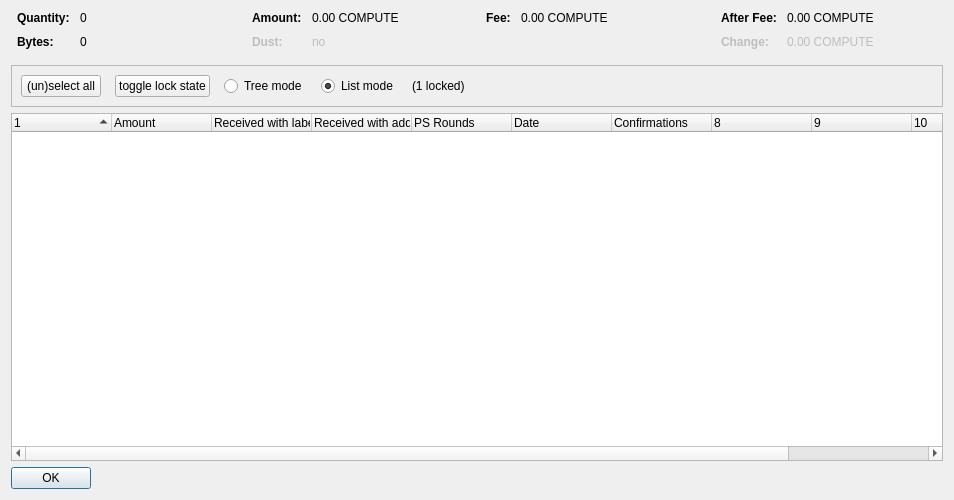
This is src/qt/forms/coincontroldialog.ui in minblock/compute as Qt 5 draws it before an edit. The edited form follows.
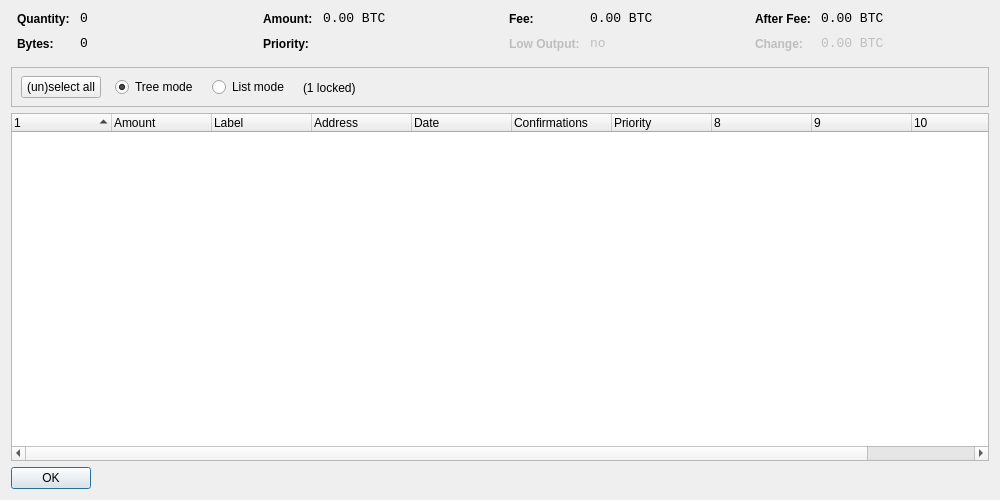
This is the edited form. Custom widgets are drawn as their Qt base class.

What changed in the file:
```diff
--- a/src/qt/forms/coincontroldialog.ui
+++ b/src/qt/forms/coincontroldialog.ui
@@ -6,7 +6,7 @@
    <rect>
     <x>0</x>
     <y>0</y>
-    <width>954</width>
+    <width>1000</width>
     <height>500</height>
    </rect>
   </property>
@@ -38,11 +38,8 @@
        </property>
        <item row="0" column="0">
         <widget class="QLabel" name="labelCoinControlQuantityText">
-         <property name="font">
-          <font>
-           <weight>75</weight>
-           <bold>true</bold>
-          </font>
+         <property name="styleSheet">
+          <string notr="true">font-weight:bold;</string>
          </property>
          <property name="text">
           <string>Quantity:</string>
@@ -51,6 +48,12 @@
        </item>
        <item row="0" column="1">
         <widget class="QLabel" name="labelCoinControlQuantity">
+         <property name="font">
+          <font>
+           <family>Monospace</family>
+           <pointsize>10</pointsize>
+          </font>
+         </property>
          <property name="cursor">
           <cursorShape>IBeamCursor</cursorShape>
          </property>
@@ -67,11 +70,8 @@
        </item>
        <item row="1" column="0">
         <widget class="QLabel" name="labelCoinControlBytesText">
-         <property name="font">
-          <font>
-           <weight>75</weight>
-           <bold>true</bold>
-          </font>
+         <property name="styleSheet">
+          <string notr="true">font-weight:bold;</string>
          </property>
          <property name="text">
           <string>Bytes:</string>
@@ -80,6 +80,12 @@
        </item>
        <item row="1" column="1">
         <widget class="QLabel" name="labelCoinControlBytes">
+         <property name="font">
+          <font>
+           <family>Monospace</family>
+           <pointsize>10</pointsize>
+          </font>
+         </property>
          <property name="cursor">
           <cursorShape>IBeamCursor</cursorShape>
          </property>
@@ -112,11 +118,8 @@
        </property>
        <item row="0" column="0">
         <widget class="QLabel" name="labelCoinControlAmountText">
-         <property name="font">
-          <font>
-           <weight>75</weight>
-           <bold>true</bold>
-          </font>
+         <property name="styleSheet">
+          <string notr="true">font-weight:bold;</string>
          </property>
          <property name="text">
           <string>Amount:</string>
@@ -125,6 +128,12 @@
        </item>
        <item row="0" column="1">
         <widget class="QLabel" name="labelCoinControlAmount">
+         <property name="font">
+          <font>
+           <family>Monospace</family>
+           <pointsize>10</pointsize>
+          </font>
+         </property>
          <property name="cursor">
           <cursorShape>IBeamCursor</cursorShape>
          </property>
@@ -132,7 +141,7 @@
           <enum>Qt::ActionsContextMenu</enum>
          </property>
          <property name="text">
-          <string notr="true">0.00 COMPUTE</string>
+          <string notr="true">0.00 BTC</string>
          </property>
          <property name="textInteractionFlags">
           <set>Qt::LinksAccessibleByMouse|Qt::TextSelectableByKeyboard|Qt::TextSelectableByMouse</set>
@@ -140,25 +149,22 @@
         </widget>
        </item>
        <item row="1" column="0">
-        <widget class="QLabel" name="labelCoinControlLowOutputText">
-         <property name="enabled">
-          <bool>false</bool>
-         </property>
-         <property name="font">
-          <font>
-           <weight>75</weight>
-           <bold>true</bold>
-          </font>
+        <widget class="QLabel" name="labelCoinControlPriorityText">
+         <property name="styleSheet">
+          <string notr="true">font-weight:bold;</string>
          </property>
          <property name="text">
-          <string>Dust:</string>
+          <string>Priority:</string>
          </property>
         </widget>
        </item>
        <item row="1" column="1">
-        <widget class="QLabel" name="labelCoinControlLowOutput">
-         <property name="enabled">
-          <bool>false</bool>
+        <widget class="QLabel" name="labelCoinControlPriority">
+         <property name="font">
+          <font>
+           <family>Monospace</family>
+           <pointsize>10</pointsize>
+          </font>
          </property>
          <property name="cursor">
           <cursorShape>IBeamCursor</cursorShape>
@@ -167,7 +173,7 @@
           <enum>Qt::ActionsContextMenu</enum>
          </property>
          <property name="text">
-          <string notr="true">no</string>
+          <string/>
          </property>
          <property name="textInteractionFlags">
           <set>Qt::LinksAccessibleByMouse|Qt::TextSelectableByKeyboard|Qt::TextSelectableByMouse</set>
@@ -192,11 +198,8 @@
        </property>
        <item row="0" column="0">
         <widget class="QLabel" name="labelCoinControlFeeText">
-         <property name="font">
-          <font>
-           <weight>75</weight>
-           <bold>true</bold>
-          </font>
+         <property name="styleSheet">
+          <string notr="true">font-weight:bold;</string>
          </property>
          <property name="text">
           <string>Fee:</string>
@@ -205,6 +208,12 @@
        </item>
        <item row="0" column="1">
         <widget class="QLabel" name="labelCoinControlFee">
+         <property name="font">
+          <font>
+           <family>Monospace</family>
+           <pointsize>10</pointsize>
+          </font>
+         </property>
          <property name="cursor">
           <cursorShape>IBeamCursor</cursorShape>
          </property>
@@ -212,7 +221,45 @@
           <enum>Qt::ActionsContextMenu</enum>
          </property>
          <property name="text">
-          <string notr="true">0.00 COMPUTE</string>
+          <string notr="true">0.00 BTC</string>
+         </property>
+         <property name="textInteractionFlags">
+          <set>Qt::LinksAccessibleByMouse|Qt::TextSelectableByKeyboard|Qt::TextSelectableByMouse</set>
+         </property>
+        </widget>
+       </item>
+       <item row="1" column="0">
+        <widget class="QLabel" name="labelCoinControlLowOutputText">
+         <property name="enabled">
+          <bool>false</bool>
+         </property>
+         <property name="styleSheet">
+          <string notr="true">font-weight:bold;</string>
+         </property>
+         <property name="text">
+          <string>Low Output:</string>
+         </property>
+        </widget>
+       </item>
+       <item row="1" column="1">
+        <widget class="QLabel" name="labelCoinControlLowOutput">
+         <property name="enabled">
+          <bool>false</bool>
+         </property>
+         <property name="font">
+          <font>
+           <family>Monospace</family>
+           <pointsize>10</pointsize>
+          </font>
+         </property>
+         <property name="cursor">
+          <cursorShape>IBeamCursor</cursorShape>
+         </property>
+         <property name="contextMenuPolicy">
+          <enum>Qt::ActionsContextMenu</enum>
+         </property>
+         <property name="text">
+          <string>no</string>
          </property>
          <property name="textInteractionFlags">
           <set>Qt::LinksAccessibleByMouse|Qt::TextSelectableByKeyboard|Qt::TextSelectableByMouse</set>
@@ -237,11 +284,8 @@
        </property>
        <item row="0" column="0">
         <widget class="QLabel" name="labelCoinControlAfterFeeText">
-         <property name="font">
-          <font>
-           <weight>75</weight>
-           <bold>true</bold>
-          </font>
+         <property name="styleSheet">
+          <string notr="true">font-weight:bold;</string>
          </property>
          <property name="text">
           <string>After Fee:</string>
@@ -250,6 +294,12 @@
        </item>
        <item row="0" column="1">
         <widget class="QLabel" name="labelCoinControlAfterFee">
+         <property name="font">
+          <font>
+           <family>Monospace</family>
+           <pointsize>10</pointsize>
+          </font>
+         </property>
          <property name="cursor">
           <cursorShape>IBeamCursor</cursorShape>
          </property>
@@ -257,7 +307,7 @@
           <enum>Qt::ActionsContextMenu</enum>
          </property>
          <property name="text">
-          <string notr="true">0.00 COMPUTE</string>
+          <string notr="true">0.00 BTC</string>
          </property>
          <property name="textInteractionFlags">
           <set>Qt::LinksAccessibleByMouse|Qt::TextSelectableByKeyboard|Qt::TextSelectableByMouse</set>
@@ -269,11 +319,8 @@
          <property name="enabled">
           <bool>false</bool>
          </property>
-         <property name="font">
-          <font>
-           <weight>75</weight>
-           <bold>true</bold>
-          </font>
+         <property name="styleSheet">
+          <string notr="true">font-weight:bold;</string>
          </property>
          <property name="text">
           <string>Change:</string>
@@ -285,6 +332,12 @@
          <property name="enabled">
           <bool>false</bool>
          </property>
+         <property name="font">
+          <font>
+           <family>Monospace</family>
+           <pointsize>10</pointsize>
+          </font>
+         </property>
          <property name="cursor">
           <cursorShape>IBeamCursor</cursorShape>
          </property>
@@ -292,7 +345,7 @@
           <enum>Qt::ActionsContextMenu</enum>
          </property>
          <property name="text">
-          <string notr="true">0.00 COMPUTE</string>
+          <string notr="true">0.00 BTC</string>
          </property>
          <property name="textInteractionFlags">
           <set>Qt::LinksAccessibleByMouse|Qt::TextSelectableByKeyboard|Qt::TextSelectableByMouse</set>
@@ -317,9 +370,16 @@
      <property name="frameShadow">
       <enum>QFrame::Sunken</enum>
      </property>
-     <layout class="QHBoxLayout" name="horizontalLayout">
-      <item>
-       <layout class="QHBoxLayout" name="horizontalLayoutPanel" stretch="0,0,0,0,0,0">
+     <widget class="QWidget" name="horizontalLayoutWidget">
+      <property name="geometry">
+       <rect>
+        <x>10</x>
+        <y>0</y>
+        <width>781</width>
+        <height>41</height>
+       </rect>
+      </property>
+      <layout class="QHBoxLayout" name="horizontalLayoutPanel" stretch="0,0,0,0,0">
         <property name="spacing">
          <number>14</number>
         </property>
@@ -334,25 +394,6 @@
           <property name="text">
            <string>(un)select all</string>
           </property>
-          <property name="autoDefault">
-           <bool>false</bool>
-          </property>
-         </widget>
-        </item>
-        <item>
-         <widget class="QPushButton" name="pushButtonToggleLock">
-          <property name="sizePolicy">
-           <sizepolicy hsizetype="Maximum" vsizetype="Fixed">
-            <horstretch>0</horstretch>
-            <verstretch>0</verstretch>
-           </sizepolicy>
-          </property>
-          <property name="text">
-           <string>toggle lock state</string>
-          </property>
-          <property name="autoDefault">
-           <bool>false</bool>
-          </property>
          </widget>
         </item>
         <item>
@@ -366,6 +407,9 @@
           <property name="text">
            <string>Tree mode</string>
           </property>
+         <property name="checked">
+          <bool>true</bool>
+         </property>
          </widget>
         </item>
         <item>
@@ -379,9 +423,6 @@
           <property name="text">
            <string>List mode</string>
           </property>
-          <property name="checked">
-           <bool>true</bool>
-          </property>
          </widget>
         </item>
         <item>
@@ -405,8 +446,7 @@
          </spacer>
         </item>
        </layout>
-      </item>
-     </layout>
+     </widget>
     </widget>
    </item>
    <item>
@@ -438,17 +478,12 @@
      </column>
      <column>
       <property name="text">
-       <string>Received with label</string>
+       <string notr="true">Label</string>
       </property>
      </column>
      <column>
       <property name="text">
-       <string>Received with address</string>
-      </property>
-     </column>
-     <column>
-      <property name="text">
-       <string>PS Rounds</string>
+       <string>Address</string>
       </property>
      </column>
      <column>
@@ -464,6 +499,11 @@
        <string>Confirmed</string>
       </property>
      </column>
+     <column>
+      <property name="text">
+       <string>Priority</string>
+      </property>
+     </column>
      <column>
       <property name="text">
        <string/>
```
Left out of the diff: 2 changed lines with no effect on the pictures. Lines whose indentation alone changed are shown as unchanged.
